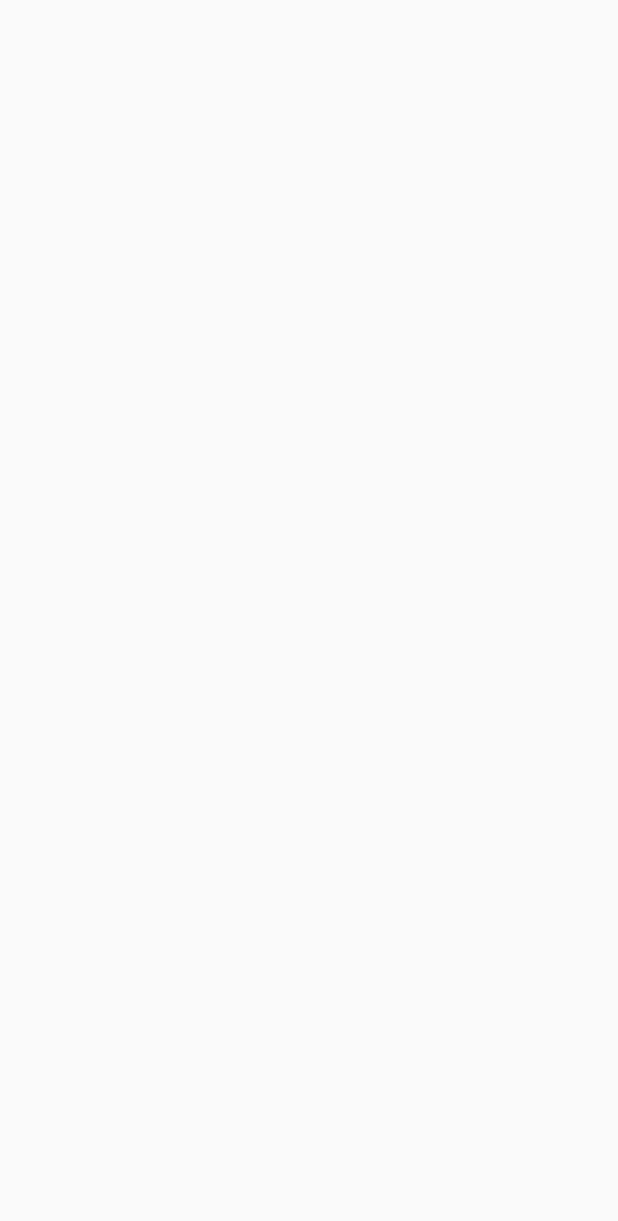
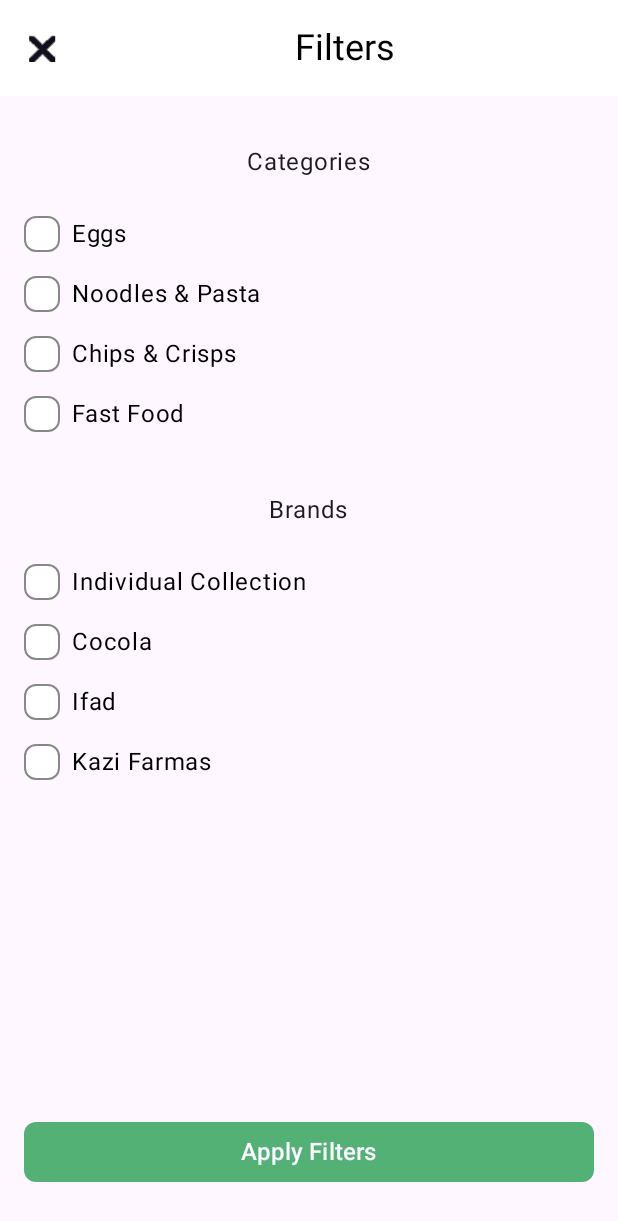
Before and after one commit to marianogrigera/Grupo7-ParcialTP3, an Android app built with Jetpack Compose: the FilterRoute screen opened through its navigation route, on a phone screen of 412 x 824 dp. Before the commit the part shown is empty. Shown: the top 1221 px of the screen. Run offline under Robolectric (Android 15) with nearby library versions, the phone set to English and light mode, and no system bars.

Commit message:
Vista Filter

```diff
--- a/app/src/main/java/com/example/grupo7_parcialtp3/ui/theme/views/shop/filter/Filter.kt
+++ b/app/src/main/java/com/example/grupo7_parcialtp3/ui/theme/views/shop/filter/Filter.kt
@@ -1,13 +1,132 @@
 package com.example.grupo7_parcialtp3.ui.theme.views.shop.filter
 
-import androidx.compose.runtime.Composable
+import androidx.compose.foundation.Image
+import androidx.compose.foundation.background
+import androidx.compose.foundation.border
+import androidx.compose.foundation.clickable
+import androidx.compose.foundation.layout.*
+import androidx.compose.material3.*
+import androidx.compose.runtime.*
+import androidx.compose.ui.Alignment
+import androidx.compose.ui.Modifier
+import androidx.compose.ui.graphics.Color
 import androidx.compose.ui.tooling.preview.Preview
+import androidx.compose.ui.unit.dp
+import androidx.compose.ui.unit.sp
 import androidx.navigation.NavController
 import androidx.navigation.compose.rememberNavController
+import androidx.compose.foundation.shape.RoundedCornerShape
+import androidx.compose.ui.res.painterResource
+import com.example.grupo7_parcialtp3.R
+
+@OptIn(ExperimentalMaterial3Api::class)
+@Composable
+fun FilterScreen(navController: NavController) {
+    Column(modifier = Modifier.fillMaxSize()) {
+        TopAppBar(
+            title = {
+                Text(
+                    text = "Filters",
+                    fontSize = 24.sp,
+                    color = Color.Black,
+                    modifier = Modifier.fillMaxWidth().wrapContentWidth(Alignment.CenterHorizontally)
+                )
+            },
+            navigationIcon = {
+                IconButton(onClick = { /* Lógica para cerrar o navegar atrás */ }) {
+                    Image(
+                        painter = painterResource(id = R.drawable.cruz),
+                        contentDescription = "Close",
+                        modifier = Modifier.size(18.dp)
+                    )
+                }
+            },
+            modifier = Modifier.background(Color.White),
+            colors = TopAppBarDefaults.largeTopAppBarColors(containerColor = Color.White),
+        )
+
+        Box(
+            modifier = Modifier
+                .fillMaxSize()
+                .padding(16.dp)
+        ) {
+            Column(
+                modifier = Modifier.fillMaxSize(),
+                horizontalAlignment = Alignment.CenterHorizontally
+            ) {
+                Spacer(modifier = Modifier.height(16.dp))
+
+                Text(
+                    text = "Categories",
+                    fontSize = 16.sp,
+                    modifier = Modifier.padding(bottom = 16.dp)
+                )
+
+                val categories = listOf("Eggs", "Noodles & Pasta", "Chips & Crisps", "Fast Food")
+                for (category in categories) {
+                    FilterItem(category)
+                }
+
+                Spacer(modifier = Modifier.height(32.dp))
+
+                Text(
+                    text = "Brands",
+                    fontSize = 16.sp,
+                    modifier = Modifier.padding(bottom = 16.dp)
+                )
+
+                val brands = listOf("Individual Collection", "Cocola", "Ifad", "Kazi Farmas")
+                for (brand in brands) {
+                    FilterItem(brand)
+                }
+
+                Spacer(modifier = Modifier.weight(1f))
+
+                Button(
+                    onClick = { /* Lógica para aplicar filtros */ },
+                    modifier = Modifier
+                        .fillMaxWidth()
+                        .padding(vertical = 16.dp),
+                    colors = ButtonDefaults.buttonColors(containerColor = Color(0xFF53B175)),
+                    shape = RoundedCornerShape(8.dp)
+                ) {
+                    Text(
+                        text = "Apply Filters",
+                        color = Color(0xFFF9F9FF),
+                        fontSize = 16.sp
+                    )
+                }
+            }
+        }
+    }
+}
 
 @Composable
-fun FilterScreen(navController: NavController) {
-    //COMPLETAR VISTA
+fun FilterItem(item: String) {
+    var isSelected by remember { mutableStateOf(false) }
+
+    Row(
+        modifier = Modifier
+            .fillMaxWidth()
+            .padding(vertical = 8.dp)
+            .clickable { isSelected = !isSelected },
+        verticalAlignment = Alignment.CenterVertically
+    ) {
+        Box(
+            modifier = Modifier
+                .size(24.dp)
+                .background(if (isSelected) Color(0xFF53B175) else Color.White, shape = RoundedCornerShape(8.dp))
+                .border(1.dp, Color.Gray, shape = RoundedCornerShape(8.dp))
+                .padding(end = 8.dp)
+        )
+
+        Text(
+            text = item,
+            fontSize = 16.sp,
+            color = Color.Black,
+            modifier = Modifier.padding(start = 8.dp)
+        )
+    }
 }
 
 @Preview(showBackground = true)
```
Also changed, not shown: app/src/main/res/drawable/cruz.png (added).
